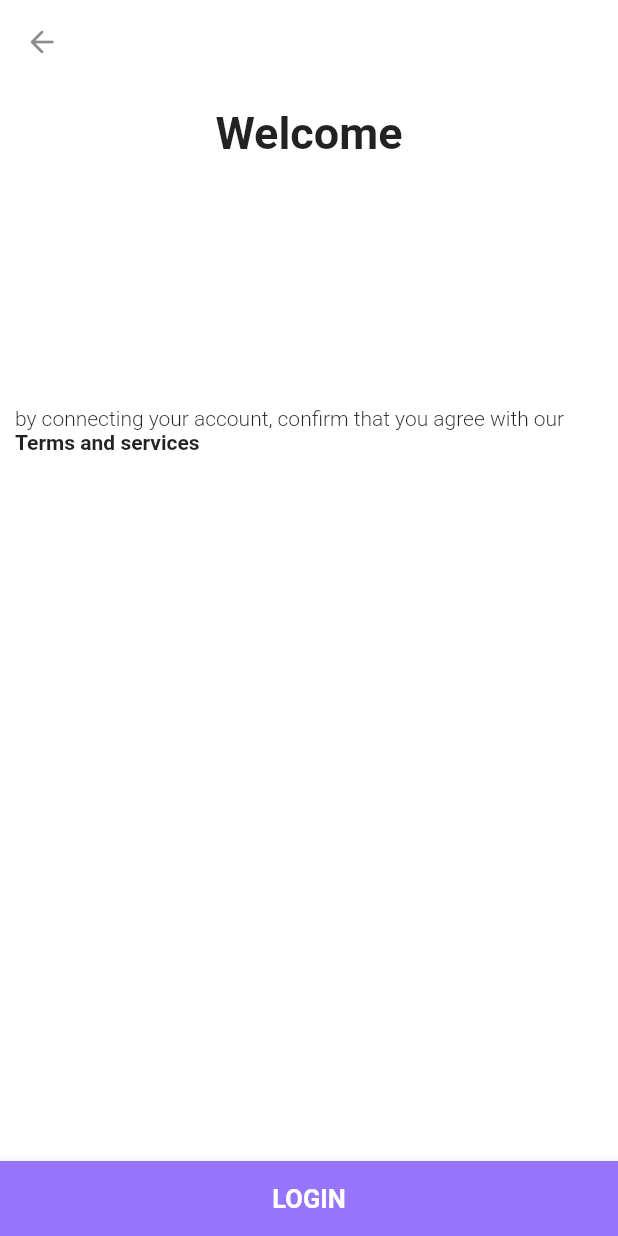
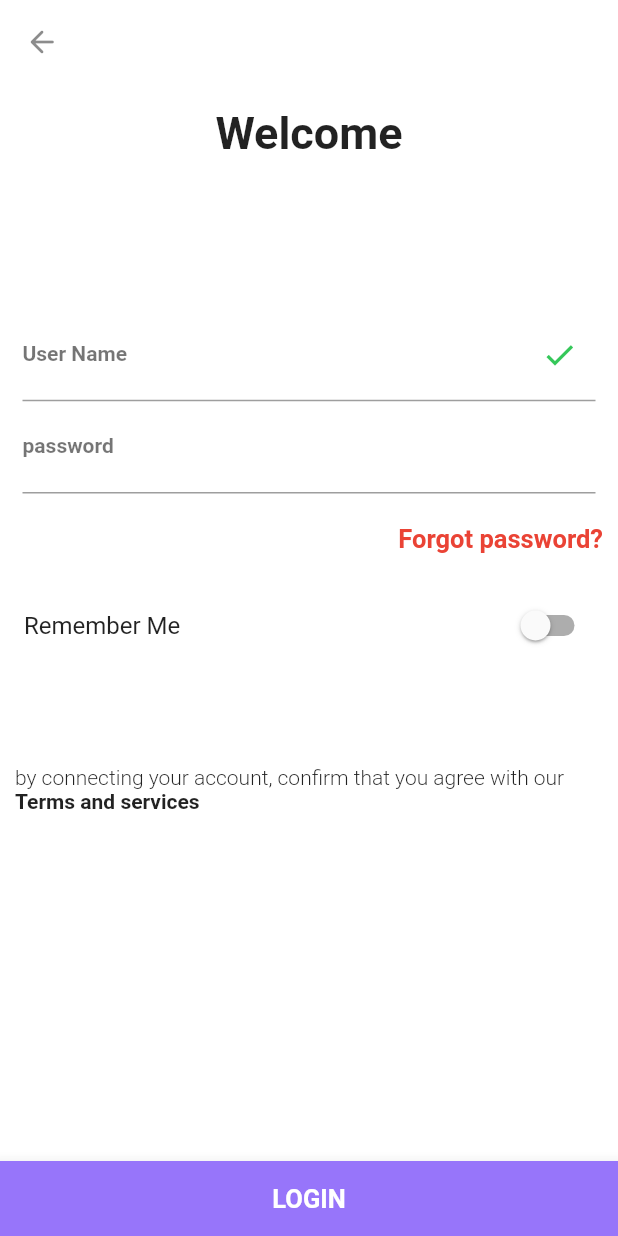
Before and after one commit to mucyorene/lazaApp, a Flutter app: the WelcomePage screen opened directly, on a phone screen of 412 x 824 dp. Run offline on Flutter 3.47's test engine with Material 2 defaults, Android fonts, the phone set to English and light mode, and no system bars; our stand-ins replace font_awesome_flutter.

Commit message:
screen 4

```diff
--- a/lib/Screens/Screen1/ScreenMain.dart
+++ b/lib/Screens/Screen1/ScreenMain.dart
@@ -1,5 +1,5 @@
 import 'package:flutter/material.dart';
-import 'package:laza/Screens/screen2.dart';
+import 'package:laza/Screens/screen2/screen2.dart';
 
 class Screen2 extends StatefulWidget {
   const Screen2({Key? key}) : super(key: key);
--- a/lib/Screens/screen2.dart
+++ b/lib/Screens/screen2/screen2.dart
@@ -1,6 +1,8 @@
 import 'package:flutter/gestures.dart';
 import 'package:flutter/material.dart';
 import 'package:font_awesome_flutter/font_awesome_flutter.dart';
+import 'package:laza/Screens/Screen3/Screen3.dart';
+import 'package:laza/Screens/screen4/screen4.dart';
 
 class CreateAccont extends StatelessWidget {
   const CreateAccont({Key? key}) : super(key: key);
@@ -16,7 +18,13 @@ class CreateAccont extends StatelessWidget {
             alignment: Alignment.center,
             child: RaisedButton(
                 elevation: 0,
-                onPressed: () {},
+                onPressed: () {
+                  Navigator.push(
+                                context,
+                                MaterialPageRoute(
+                                    builder: (context) =>
+                                        const Screen3()));
+                },
                 color: Color(0Xff9775FA),
                 child: Text(
                   'Create an Account',
@@ -129,7 +137,11 @@ class CreateAccont extends StatelessWidget {
                     style: TextStyle(fontWeight: FontWeight.w300)),
                 TextSpan(
                   text: 'Signin',
-                  recognizer: TapGestureRecognizer()..onTap = () {},
+                  recognizer: TapGestureRecognizer()..onTap = () {Navigator.push(
+                                context,
+                                MaterialPageRoute(
+                                    builder: (context) =>
+                                         WelcomePage()));},
                   style: TextStyle(
                     fontWeight: FontWeight.bold,
                   ),
--- a/lib/Screens/screen4.dart
+++ /dev/null
@@ -1,146 +0,0 @@
-import 'package:flutter/gestures.dart';
-import 'package:flutter/material.dart';
-import 'package:font_awesome_flutter/font_awesome_flutter.dart';
-
-class WelcomePage extends StatelessWidget {
-  const WelcomePage({Key? key}) : super(key: key);
-
-  @override
-  Widget build(BuildContext context) {
-
-    return Scaffold(
-      backgroundColor: Colors.white,
-      bottomNavigationBar: BottomAppBar(
-        color: Color(0Xff9775FA),
-        child: Container(
-            height: 50,
-            alignment: Alignment.center,
-            child: RaisedButton(
-                elevation: 0,
-                onPressed: () {},
-                color: Color(0Xff9775FA),
-                child: Text(
-                  'LOGIN',
-                  style: TextStyle(
-                      fontSize: 17,
-                      color: Colors.white,
-                      fontWeight: FontWeight.bold),
-                ))),
-      ),
-      appBar: AppBar(
-        elevation: 0,
-        backgroundColor: Color.fromRGBO(255, 255, 255, 1),
-        leading: IconButton(icon: Icon(Icons.arrow_back_rounded), onPressed: (){},),
-        foregroundColor: Colors.black45,
-      ),
-      body: SingleChildScrollView(
-        child: Column(
-          children: [
-            Container(
-                height: 150,
-                alignment: Alignment.topCenter,
-                padding: EdgeInsets.all(15),
-                child: Text(
-                  'Welcome',
-                  style: TextStyle(fontWeight: FontWeight.bold, fontSize: 30),
-                )),
-            // Container(
-            //   decoration: BoxDecoration(
-            //     borderRadius: BorderRadius.all(Radius.circular(10)),
-            //     color: Color(0Xff4267B2),
-            //   ),
-            //   height: 50,
-            //   margin: new EdgeInsets.symmetric(horizontal: 20.0, vertical: 5),
-            //   padding: EdgeInsets.all(10),
-            //   width: double.infinity,
-            //   child: RaisedButton.icon(
-
-            //     onPressed: () {},
-            //     icon: Icon(
-            //       FontAwesomeIcons.facebookF,
-            //       color: Colors.white,
-            //     ),
-            //     label: Text(
-            //       'Facebook',
-            //       style: TextStyle(fontSize: 17),
-            //     ),
-            //     textColor: Colors.white,
-            //     color: Color(0Xff4267B2),
-
-            //     elevation: 0,
-            //   ),
-            // ),
-            // Container(
-            //   decoration: BoxDecoration(
-            //     borderRadius: BorderRadius.all(Radius.circular(10)),
-            //     color: Color(0Xff1DA1F2),
-            //   ),
-            //   height: 50,
-            //   margin: new EdgeInsets.symmetric(horizontal: 20.0, vertical: 5),
-            //   padding: EdgeInsets.all(10),
-            //   width: double.infinity,
-            //   child: RaisedButton.icon(
-            //     onPressed: () {},
-            //     icon: Icon(
-            //       FontAwesomeIcons.twitter,
-            //       color: Colors.white,
-            //     ),
-            //     label: Text(
-            //       'Twitter',
-            //       style: TextStyle(fontSize: 17),
-            //     ),
-            //     textColor: Colors.white,
-            //     color: Color(0Xff1DA1F2),
-            //     elevation: 0,
-            //   ),
-            // ),
-            // Container(
-            //   decoration: BoxDecoration(
-            //     borderRadius: BorderRadius.all(Radius.circular(10)),
-            //     color: Color(0XffEA4335),
-            //   ),
-            //   height: 50,
-            //   margin: new EdgeInsets.symmetric(horizontal: 20.0, vertical: 5),
-            //   padding: EdgeInsets.all(10),
-            //   width: double.infinity,
-            //   child: RaisedButton.icon(
-            //     onPressed: () {},
-            //     icon: Icon(
-            //       FontAwesomeIcons.google,
-            //       color: Colors.white,
-            //     ),
-            //     label: Text(
-            //       'Google',
-            //       style: TextStyle(fontSize: 17),
-            //     ),
-            //     textColor: Colors.white,
-            //     color: Color(0XfFEA4335),
-            //     elevation: 0,
-            //   ),
-            // ),
-            Container(
-              padding: EdgeInsets.only(top: 45),
-              alignment: Alignment.bottomCenter,
-              margin: const EdgeInsets.fromLTRB(10, 20, 10, 20),
-              //child: Text('Don\'t have an account? Create'),
-              child:
-                  Text.rich(TextSpan(style:TextStyle(fontSize: 14), children: [
-                const TextSpan(
-                    text: "by connecting your account, confirm that you agree with our ",
-                    style: TextStyle(fontWeight: FontWeight.w300)),
-                TextSpan(
-
-                  text: 'Terms and services',
-                  recognizer: TapGestureRecognizer()..onTap = () {},
-                  style: TextStyle(
-                    fontWeight: FontWeight.bold,
-                  ),
-                ),
-              ])),
-            ),
-          ],
-        ),
-      ),
-    );
-  }
-}
--- /dev/null
+++ b/lib/Screens/screen4/screen4.dart
@@ -0,0 +1,178 @@
+// ignore_for_file: deprecated_member_use
+
+import 'package:flutter/gestures.dart';
+import 'package:flutter/material.dart';
+
+class WelcomePage extends StatefulWidget {
+  const WelcomePage({Key? key}) : super(key: key);
+
+  @override
+  State<StatefulWidget> createState() {
+    return _welcomePageState();
+  }
+}
+
+// ignore: camel_case_types
+class _welcomePageState extends State<WelcomePage> {
+  final _usernameController = TextEditingController();
+  final _passwordController = TextEditingController();
+  bool _remember = false;
+  @override
+  Widget build(BuildContext context) {
+    return Scaffold(
+      backgroundColor: Colors.white,
+      bottomNavigationBar: BottomAppBar(
+        color: const Color(0Xff9775FA),
+        child: Container(
+            height: 50,
+            alignment: Alignment.center,
+            child: RaisedButton(
+                elevation: 0,
+                onPressed: () {},
+                color: const Color(0Xff9775FA),
+                child: const Text(
+                  'LOGIN',
+                  style: TextStyle(
+                      fontSize: 17,
+                      color: Colors.white,
+                      fontWeight: FontWeight.bold),
+                ))),
+      ),
+      appBar: AppBar(
+        elevation: 0,
+        backgroundColor: const Color.fromRGBO(255, 255, 255, 1),
+        leading: IconButton(
+          icon: const Icon(Icons.arrow_back_rounded),
+          onPressed: () {
+            Navigator.pop(context);
+          },
+        ),
+        foregroundColor: Colors.black45,
+      ),
+      body: SingleChildScrollView(
+        child: Column(
+          children: [
+            Container(
+                height: 150,
+                alignment: Alignment.topCenter,
+                padding: const EdgeInsets.all(15),
+                child: const Text(
+                  'Welcome',
+                  style: TextStyle(fontWeight: FontWeight.bold, fontSize: 30),
+                )),
+            Form(
+                child: Column(
+              children: <Widget>[
+                Container(
+                  padding: const EdgeInsets.only(left: 15, right: 15),
+                  child: TextFormField(
+                    style: const TextStyle(
+                        fontSize: 20, fontWeight: FontWeight.bold),
+                    cursorColor: const Color(0Xff34C759),
+                    decoration: const InputDecoration(
+                        focusedBorder: UnderlineInputBorder(
+                            borderSide: BorderSide(color: Colors.black45)),
+                        labelStyle: TextStyle(
+                          fontSize: 14,
+                          color: Colors.black54,
+                        ),
+                        hintText: 'User Name',
+                        hintStyle: TextStyle(
+                          color: Colors.grey, // <-- Change this
+                          fontSize: null,
+                          fontWeight: FontWeight.w400,
+                          fontStyle: FontStyle.normal,
+                        ),
+                        labelText: 'User Name',
+                        suffixIcon: Icon(
+                          Icons.check,
+                          color: Color(0Xff34C759),
+                        )),
+                    controller: _usernameController,
+                  ),
+                ),
+                Container(
+                  padding: const EdgeInsets.only(left: 15, right: 15),
+                  child: TextFormField(
+                    style: const TextStyle(
+                        fontSize: 20, fontWeight: FontWeight.bold),
+                    cursorColor: const Color(0Xff34C759),
+                    decoration: const InputDecoration(
+                        focusedBorder: UnderlineInputBorder(
+                            borderSide: BorderSide(color: Colors.black45)),
+                        labelStyle: TextStyle(
+                          fontSize: 14,
+                          color: Colors.black54,
+                        ),
+                        hintText: 'password',
+                        hintStyle: TextStyle(
+                          color: Colors.grey, // <-- Change this
+                          fontSize: null,
+                          fontWeight: FontWeight.w400,
+                          fontStyle: FontStyle.normal,
+                        ),
+                        labelText: 'password',
+                        suffixText: 'strong',
+                        suffixStyle: TextStyle(color: Color(0Xff34C759))),
+                    controller: _passwordController,
+                  ),
+                ),
+                Container(
+                margin: const EdgeInsets.fromLTRB(10, 20, 10, 20),
+                //child: Text('Don\'t have an account? Create'),
+                child: Align(
+                  alignment: Alignment.centerRight,
+                  child: Text.rich(
+                    TextSpan(
+                      text: 'Forgot password?',
+                      recognizer: TapGestureRecognizer()
+                        ..onTap = () {
+                          // Navigator.push(context, MaterialPageRoute(builder: (context) => xyz()));
+                        },
+                      style: const TextStyle(
+                          fontWeight: FontWeight.bold,
+                          color: Color(0XffEA4335),
+                          fontSize: 17),
+                    ),
+                  ),
+                )),
+                Container(
+
+                    child: SwitchListTile(
+                      activeColor: const Color(0Xff34C759),
+                      title: const Text('Remember Me'),
+                      value: _remember,
+                      onChanged: (bool value) {
+                        setState(() => _remember = value);
+                      },
+                      //can this be selected?
+                    )),
+              ],
+            )),
+
+            Container(
+              padding: const EdgeInsets.only(top: 45),
+              alignment: Alignment.bottomCenter,
+              margin: const EdgeInsets.fromLTRB(10, 20, 10, 20),
+              //child: Text('Don\'t have an account? Create'),
+              child: Text.rich(
+                  TextSpan(style: const TextStyle(fontSize: 14), children: [
+                const TextSpan(
+                    text:
+                        "by connecting your account, confirm that you agree with our ",
+                    style: TextStyle(fontWeight: FontWeight.w300)),
+                TextSpan(
+                  text: 'Terms and services',
+                  recognizer: TapGestureRecognizer()..onTap = () {},
+                  style: const TextStyle(
+                    fontWeight: FontWeight.bold,
+                  ),
+                ),
+              ])),
+            ),
+          ],
+        ),
+      ),
+    );
+  }
+}
--- /dev/null
+++ b/lib/Screens/screen4/textField.dart
@@ -0,0 +1,13 @@
+import 'package:flutter/cupertino.dart';
+import 'package:flutter/material.dart';
+
+field(controller, String hint, String label, suffix, ) {
+  return Container(
+    padding: EdgeInsets.only(left: 15, right: 15),
+    child: TextField(
+      controller: controller,
+      decoration: InputDecoration(hintText: hint,suffix:suffix ),
+
+    ),
+  );
+}
--- a/lib/Screens/splash_screen.dart
+++ b/lib/Screens/splash/splash_screen.dart
@@ -3,7 +3,7 @@ import 'dart:async';
 
 import 'package:flutter/material.dart';
 import 'package:laza/Screens/Screen1/ScreenMain.dart';
-import 'package:laza/Screens/screen2.dart';
+import 'package:laza/Screens/screen2/screen2.dart';
 
 class splash extends StatefulWidget {
   const splash({Key? key}) : super(key: key);
--- /dev/null
+++ b/lib/common/validator.dart
@@ -0,0 +1,23 @@
+class Validators {
+  bool isvalidEmail(String emailValue) {
+    final RegExp regex = RegExp(
+        r"^[a-zA-Z0-9.a-zA-Z0-9.!#$%&'*+-/=?^_`{|}~]+@[a-zA-Z0-9]+\.[a-zA-Z]+");
+    return regex.hasMatch(emailValue);
+  }
+
+  String? validatePassword(String value) {
+    RegExp regex =
+        RegExp(r'^(?=.*?[A-Z])(?=.*?[a-z])(?=.*?[0-9])(?=.*?[!@#\$&*~]).{8,}$');
+    if (value.isEmpty) {
+      return 'Please enter password';
+    } else {
+      if (!regex.hasMatch(value)) {
+        return 'Enter a strong password';
+      } else {
+        return null;
+      }
+    }
+  }
+}
+
+final validatorBlock = Validators();
--- a/lib/main.dart
+++ b/lib/main.dart
@@ -1,7 +1,7 @@
 import 'package:flutter/material.dart';
 import 'package:flutter/services.dart';
-import 'package:laza/Screens/screen2.dart';
-import 'package:laza/Screens/splash_screen.dart';
+import 'package:laza/Screens/screen2/screen2.dart';
+import 'package:laza/Screens/splash/splash_screen.dart';
 import 'Screens/Screen3/Screen3.dart';
 
 
```
